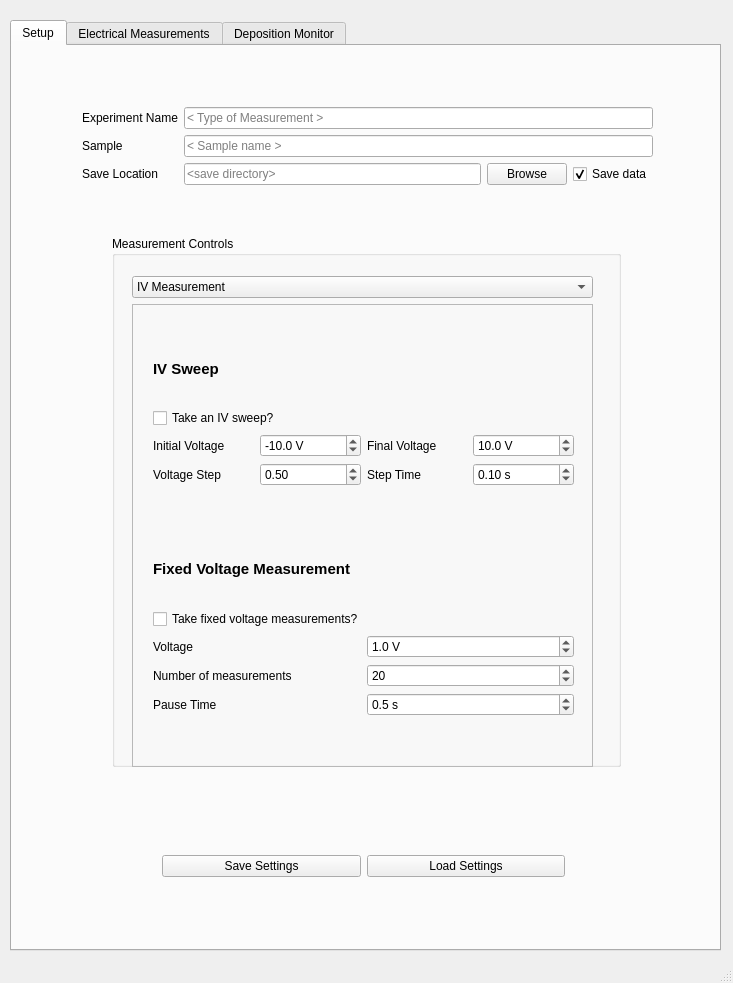
Above: src/transistor_tools_GUI.ui from AFMD/conductivity-K2400 before the change. Below: the same form after it.
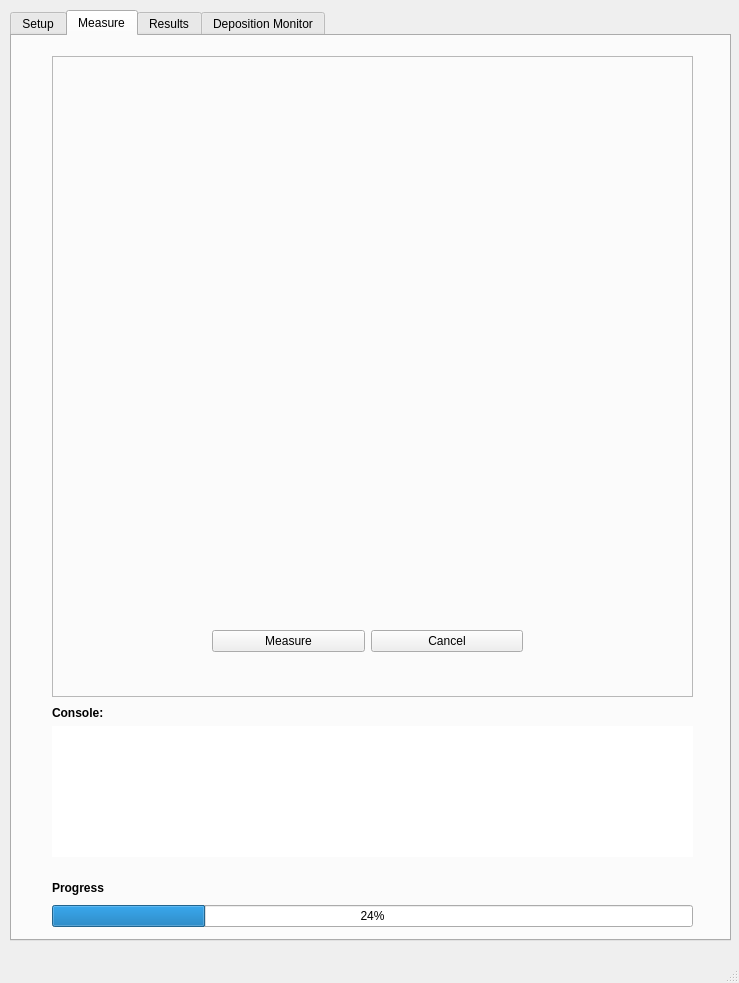
That is the form after the change. The open tabs and pages were chosen to show the change. Icons and pictures are not drawn. Custom widgets are drawn as their Qt base class.

What changed in the file:
```diff
--- a/src/transistor_tools_GUI.ui
+++ b/src/transistor_tools_GUI.ui
@@ -6,7 +6,7 @@
    <rect>
     <x>0</x>
     <y>0</y>
-    <width>733</width>
+    <width>739</width>
     <height>983</height>
    </rect>
   </property>
@@ -18,8 +18,8 @@
     <property name="geometry">
      <rect>
       <x>10</x>
-      <y>20</y>
-      <width>711</width>
+      <y>10</y>
+      <width>721</width>
       <height>931</height>
      </rect>
     </property>
@@ -36,7 +36,7 @@
         <x>100</x>
         <y>190</y>
         <width>509</width>
-        <height>531</height>
+        <height>641</height>
        </rect>
       </property>
       <property name="title">
@@ -48,7 +48,7 @@
          <x>20</x>
          <y>40</y>
          <width>461</width>
-         <height>491</height>
+         <height>591</height>
         </rect>
        </property>
        <layout class="QVBoxLayout" name="verticalLayout">
@@ -98,7 +98,7 @@
             <property name="geometry">
              <rect>
               <x>20</x>
-              <y>230</y>
+              <y>180</y>
               <width>421</width>
               <height>181</height>
              </rect>
@@ -216,7 +216,7 @@
             <property name="geometry">
              <rect>
               <x>20</x>
-              <y>30</y>
+              <y>20</y>
               <width>421</width>
               <height>151</height>
              </rect>
@@ -884,7 +884,7 @@
       <property name="geometry">
        <rect>
         <x>150</x>
-        <y>800</y>
+        <y>840</y>
         <width>403</width>
         <height>41</height>
        </rect>
@@ -916,9 +916,744 @@
      <zorder>horizontalLayoutWidget</zorder>
      <zorder>groupBox</zorder>
     </widget>
+    <widget class="QWidget" name="tab_4">
+     <attribute name="title">
+      <string>Measure</string>
+     </attribute>
+     <widget class="QWidget" name="verticalLayoutWidget_11">
+      <property name="geometry">
+       <rect>
+        <x>40</x>
+        <y>840</y>
+        <width>641</width>
+        <height>51</height>
+       </rect>
+      </property>
+      <layout class="QVBoxLayout" name="verticalLayout_9">
+       <item>
+        <widget class="QLabel" name="label_27">
+         <property name="font">
+          <font>
+           <weight>75</weight>
+           <bold>true</bold>
+          </font>
+         </property>
+         <property name="text">
+          <string>Progress</string>
+         </property>
+        </widget>
+       </item>
+       <item>
+        <widget class="QProgressBar" name="progressBar">
+         <property name="accessibleName">
+          <string>transistor_progress</string>
+         </property>
+         <property name="value">
+          <number>24</number>
+         </property>
+        </widget>
+       </item>
+      </layout>
+     </widget>
+     <widget class="QFrame" name="frame">
+      <property name="geometry">
+       <rect>
+        <x>40</x>
+        <y>20</y>
+        <width>641</width>
+        <height>641</height>
+       </rect>
+      </property>
+      <property name="frameShape">
+       <enum>QFrame::StyledPanel</enum>
+      </property>
+      <property name="frameShadow">
+       <enum>QFrame::Raised</enum>
+      </property>
+      <widget class="QLabel" name="OFET_label">
+       <property name="geometry">
+        <rect>
+         <x>0</x>
+         <y>0</y>
+         <width>641</width>
+         <height>641</height>
+        </rect>
+       </property>
+       <property name="accessibleName">
+        <string>OFET_label</string>
+       </property>
+       <property name="text">
+        <string/>
+       </property>
+       <property name="pixmap">
+        <pixmap>OFET_layout.jpg</pixmap>
+       </property>
+      </widget>
+      <widget class="QPushButton" name="OFET_20_1">
+       <property name="geometry">
+        <rect>
+         <x>100</x>
+         <y>100</y>
+         <width>101</width>
+         <height>91</height>
+        </rect>
+       </property>
+       <property name="toolTip">
+        <string>CLICK TO MEASURE</string>
+       </property>
+       <property name="accessibleName">
+        <string>OFET_20_1</string>
+       </property>
+       <property name="autoFillBackground">
+        <bool>false</bool>
+       </property>
+       <property name="checkable">
+        <bool>true</bool>
+       </property>
+       <property name="checked">
+        <bool>false</bool>
+       </property>
+       <property name="autoExclusive">
+        <bool>true</bool>
+       </property>
+       <property name="autoDefault">
+        <bool>false</bool>
+       </property>
+       <property name="default">
+        <bool>false</bool>
+       </property>
+       <property name="flat">
+        <bool>true</bool>
+       </property>
+      </widget>
+      <widget class="QPushButton" name="OFET_20_2">
+       <property name="geometry">
+        <rect>
+         <x>210</x>
+         <y>100</y>
+         <width>101</width>
+         <height>91</height>
+        </rect>
+       </property>
+       <property name="toolTip">
+        <string>CLICK TO MEASURE</string>
+       </property>
+       <property name="accessibleName">
+        <string>OFET_20_2</string>
+       </property>
+       <property name="autoFillBackground">
+        <bool>false</bool>
+       </property>
+       <property name="checkable">
+        <bool>true</bool>
+       </property>
+       <property name="checked">
+        <bool>false</bool>
+       </property>
+       <property name="autoExclusive">
+        <bool>true</bool>
+       </property>
+       <property name="autoDefault">
+        <bool>false</bool>
+       </property>
+       <property name="default">
+        <bool>false</bool>
+       </property>
+       <property name="flat">
+        <bool>true</bool>
+       </property>
+      </widget>
+      <widget class="QPushButton" name="OFET_20_3">
+       <property name="geometry">
+        <rect>
+         <x>100</x>
+         <y>220</y>
+         <width>101</width>
+         <height>91</height>
+        </rect>
+       </property>
+       <property name="toolTip">
+        <string>CLICK TO MEASURE</string>
+       </property>
+       <property name="accessibleName">
+        <string>OFET_20_3</string>
+       </property>
+       <property name="autoFillBackground">
+        <bool>false</bool>
+       </property>
+       <property name="checkable">
+        <bool>true</bool>
+       </property>
+       <property name="checked">
+        <bool>false</bool>
+       </property>
+       <property name="autoExclusive">
+        <bool>true</bool>
+       </property>
+       <property name="autoDefault">
+        <bool>false</bool>
+       </property>
+       <property name="default">
+        <bool>false</bool>
+       </property>
+       <property name="flat">
+        <bool>true</bool>
+       </property>
+      </widget>
+      <widget class="QPushButton" name="OFET_20_4">
+       <property name="geometry">
+        <rect>
+         <x>210</x>
+         <y>220</y>
+         <width>101</width>
+         <height>91</height>
+        </rect>
+       </property>
+       <property name="toolTip">
+        <string>CLICK TO MEASURE</string>
+       </property>
+       <property name="accessibleName">
+        <string>OFET_20_4</string>
+       </property>
+       <property name="autoFillBackground">
+        <bool>false</bool>
+       </property>
+       <property name="checkable">
+        <bool>true</bool>
+       </property>
+       <property name="checked">
+        <bool>false</bool>
+       </property>
+       <property name="autoExclusive">
+        <bool>true</bool>
+       </property>
+       <property name="autoDefault">
+        <bool>false</bool>
+       </property>
+       <property name="default">
+        <bool>false</bool>
+       </property>
+       <property name="flat">
+        <bool>true</bool>
+       </property>
+      </widget>
+      <widget class="QWidget" name="horizontalLayoutWidget_3">
+       <property name="geometry">
+        <rect>
+         <x>160</x>
+         <y>560</y>
+         <width>311</width>
+         <height>51</height>
+        </rect>
+       </property>
+       <layout class="QHBoxLayout" name="horizontalLayout_3">
+        <item>
+         <widget class="QPushButton" name="pushButton_cond_start">
+          <property name="text">
+           <string>Measure</string>
+          </property>
+         </widget>
+        </item>
+        <item>
+         <widget class="QPushButton" name="pushButton_cond_stop">
+          <property name="text">
+           <string>Cancel</string>
+          </property>
+         </widget>
+        </item>
+       </layout>
+      </widget>
+      <widget class="QPushButton" name="OFET_10_1">
+       <property name="geometry">
+        <rect>
+         <x>330</x>
+         <y>100</y>
+         <width>101</width>
+         <height>91</height>
+        </rect>
+       </property>
+       <property name="toolTip">
+        <string>CLICK TO MEASURE</string>
+       </property>
+       <property name="accessibleName">
+        <string>OFET_10_1</string>
+       </property>
+       <property name="autoFillBackground">
+        <bool>false</bool>
+       </property>
+       <property name="checkable">
+        <bool>true</bool>
+       </property>
+       <property name="checked">
+        <bool>false</bool>
+       </property>
+       <property name="autoExclusive">
+        <bool>true</bool>
+       </property>
+       <property name="autoDefault">
+        <bool>false</bool>
+       </property>
+       <property name="default">
+        <bool>false</bool>
+       </property>
+       <property name="flat">
+        <bool>true</bool>
+       </property>
+      </widget>
+      <widget class="QPushButton" name="OFET_10_2">
+       <property name="geometry">
+        <rect>
+         <x>440</x>
+         <y>100</y>
+         <width>101</width>
+         <height>91</height>
+        </rect>
+       </property>
+       <property name="toolTip">
+        <string>CLICK TO MEASURE</string>
+       </property>
+       <property name="accessibleName">
+        <string>OFET_10_2</string>
+       </property>
+       <property name="autoFillBackground">
+        <bool>false</bool>
+       </property>
+       <property name="checkable">
+        <bool>true</bool>
+       </property>
+       <property name="checked">
+        <bool>false</bool>
+       </property>
+       <property name="autoExclusive">
+        <bool>true</bool>
+       </property>
+       <property name="autoDefault">
+        <bool>false</bool>
+       </property>
+       <property name="default">
+        <bool>false</bool>
+       </property>
+       <property name="flat">
+        <bool>true</bool>
+       </property>
+      </widget>
+      <widget class="QPushButton" name="OFET_10_3">
+       <property name="geometry">
+        <rect>
+         <x>330</x>
+         <y>220</y>
+         <width>101</width>
+         <height>91</height>
+        </rect>
+       </property>
+       <property name="toolTip">
+        <string>CLICK TO MEASURE</string>
+       </property>
+       <property name="accessibleName">
+        <string>OFET_10_3</string>
+       </property>
+       <property name="autoFillBackground">
+        <bool>false</bool>
+       </property>
+       <property name="checkable">
+        <bool>true</bool>
+       </property>
+       <property name="checked">
+        <bool>false</bool>
+       </property>
+       <property name="autoExclusive">
+        <bool>true</bool>
+       </property>
+       <property name="autoDefault">
+        <bool>false</bool>
+       </property>
+       <property name="default">
+        <bool>false</bool>
+       </property>
+       <property name="flat">
+        <bool>true</bool>
+       </property>
+      </widget>
+      <widget class="QPushButton" name="OFET_10_4">
+       <property name="geometry">
+        <rect>
+         <x>440</x>
+         <y>220</y>
+         <width>101</width>
+         <height>91</height>
+        </rect>
+       </property>
+       <property name="toolTip">
+        <string>CLICK TO MEASURE</string>
+       </property>
+       <property name="accessibleName">
+        <string>OFET_10_4</string>
+       </property>
+       <property name="autoFillBackground">
+        <bool>false</bool>
+       </property>
+       <property name="checkable">
+        <bool>true</bool>
+       </property>
+       <property name="checked">
+        <bool>false</bool>
+       </property>
+       <property name="autoExclusive">
+        <bool>true</bool>
+       </property>
+       <property name="autoDefault">
+        <bool>false</bool>
+       </property>
+       <property name="default">
+        <bool>false</bool>
+       </property>
+       <property name="flat">
+        <bool>true</bool>
+       </property>
+      </widget>
+      <widget class="QPushButton" name="OFET_5_1">
+       <property name="geometry">
+        <rect>
+         <x>330</x>
+         <y>330</y>
+         <width>101</width>
+         <height>91</height>
+        </rect>
+       </property>
+       <property name="toolTip">
+        <string>CLICK TO MEASURE</string>
+       </property>
+       <property name="accessibleName">
+        <string>OFET_5_1</string>
+       </property>
+       <property name="autoFillBackground">
+        <bool>false</bool>
+       </property>
+       <property name="checkable">
+        <bool>true</bool>
+       </property>
+       <property name="checked">
+        <bool>false</bool>
+       </property>
+       <property name="autoExclusive">
+        <bool>true</bool>
+       </property>
+       <property name="autoDefault">
+        <bool>false</bool>
+       </property>
+       <property name="default">
+        <bool>false</bool>
+       </property>
+       <property name="flat">
+        <bool>true</bool>
+       </property>
+      </widget>
+      <widget class="QPushButton" name="OFET_5_2">
+       <property name="geometry">
+        <rect>
+         <x>440</x>
+         <y>330</y>
+         <width>101</width>
+         <height>91</height>
+        </rect>
+       </property>
+       <property name="toolTip">
+        <string>CLICK TO MEASURE</string>
+       </property>
+       <property name="accessibleName">
+        <string>OFET_5_2</string>
+       </property>
+       <property name="autoFillBackground">
+        <bool>false</bool>
+       </property>
+       <property name="checkable">
+        <bool>true</bool>
+       </property>
+       <property name="checked">
+        <bool>false</bool>
+       </property>
+       <property name="autoExclusive">
+        <bool>true</bool>
+       </property>
+       <property name="autoDefault">
+        <bool>false</bool>
+       </property>
+       <property name="default">
+        <bool>false</bool>
+       </property>
+       <property name="flat">
+        <bool>true</bool>
+       </property>
+      </widget>
+      <widget class="QPushButton" name="OFET_5_3">
+       <property name="geometry">
+        <rect>
+         <x>330</x>
+         <y>450</y>
+         <width>101</width>
+         <height>91</height>
+        </rect>
+       </property>
+       <property name="toolTip">
+        <string>CLICK TO MEASURE</string>
+       </property>
+       <property name="accessibleName">
+        <string>OFET_5_3</string>
+       </property>
+       <property name="autoFillBackground">
+        <bool>false</bool>
+       </property>
+       <property name="checkable">
+        <bool>true</bool>
+       </property>
+       <property name="checked">
+        <bool>false</bool>
+       </property>
+       <property name="autoExclusive">
+        <bool>true</bool>
+       </property>
+       <property name="autoDefault">
+        <bool>false</bool>
+       </property>
+       <property name="default">
+        <bool>false</bool>
+       </property>
+       <property name="flat">
+        <bool>true</bool>
+       </property>
+      </widget>
+      <widget class="QPushButton" name="OFET_5_4">
+       <property name="geometry">
+        <rect>
+         <x>440</x>
+         <y>450</y>
+         <width>101</width>
+         <height>91</height>
+        </rect>
+       </property>
+       <property name="toolTip">
+        <string>CLICK TO MEASURE</string>
+       </property>
+       <property name="accessibleName">
+        <string>OFET_5_4</string>
+       </property>
+       <property name="autoFillBackground">
+        <bool>false</bool>
+       </property>
+       <property name="checkable">
+        <bool>true</bool>
+       </property>
+       <property name="checked">
+        <bool>false</bool>
+       </property>
+       <property name="autoExclusive">
+        <bool>true</bool>
+       </property>
+       <property name="autoDefault">
+        <bool>false</bool>
+       </property>
+       <property name="default">
+        <bool>false</bool>
+       </property>
+       <property name="flat">
+        <bool>true</bool>
+       </property>
+      </widget>
+      <widget class="QPushButton" name="OFET_2p5_1">
+       <property name="geometry">
+        <rect>
+         <x>100</x>
+         <y>330</y>
+         <width>101</width>
+         <height>91</height>
+        </rect>
+       </property>
+       <property name="toolTip">
+        <string>CLICK TO MEASURE</string>
+       </property>
+       <property name="accessibleName">
+        <string>OFET_2p5_1</string>
+       </property>
+       <property name="autoFillBackground">
+        <bool>false</bool>
+       </property>
+       <property name="checkable">
+        <bool>true</bool>
+       </property>
+       <property name="checked">
+        <bool>false</bool>
+       </property>
+       <property name="autoExclusive">
+        <bool>true</bool>
+       </property>
+       <property name="autoDefault">
+        <bool>false</bool>
+       </property>
+       <property name="default">
+        <bool>false</bool>
+       </property>
+       <property name="flat">
+        <bool>true</bool>
+       </property>
+      </widget>
+      <widget class="QPushButton" name="OFET_2p5_2">
+       <property name="geometry">
+        <rect>
+         <x>210</x>
+         <y>330</y>
+         <width>101</width>
+         <height>91</height>
+        </rect>
+       </property>
+       <property name="toolTip">
+        <string>CLICK TO MEASURE</string>
+       </property>
+       <property name="accessibleName">
+        <string>OFET_2p5_2</string>
+       </property>
+       <property name="autoFillBackground">
+        <bool>false</bool>
+       </property>
+       <property name="checkable">
+        <bool>true</bool>
+       </property>
+       <property name="checked">
+        <bool>false</bool>
+       </property>
+       <property name="autoExclusive">
+        <bool>true</bool>
+       </property>
+       <property name="autoDefault">
+        <bool>false</bool>
+       </property>
+       <property name="default">
+        <bool>false</bool>
+       </property>
+       <property name="flat">
+        <bool>true</bool>
+       </property>
+      </widget>
+      <widget class="QPushButton" name="OFET_2p5_3">
+       <property name="geometry">
+        <rect>
+         <x>100</x>
+         <y>450</y>
+         <width>101</width>
+         <height>91</height>
+        </rect>
+       </property>
+       <property name="toolTip">
+        <string>CLICK TO MEASURE</string>
+       </property>
+       <property name="accessibleName">
+        <string>OFET_2p5_3</string>
+       </property>
+       <property name="autoFillBackground">
+        <bool>false</bool>
+       </property>
+       <property name="checkable">
+        <bool>true</bool>
+       </property>
+       <property name="checked">
+        <bool>false</bool>
+       </property>
+       <property name="autoExclusive">
+        <bool>true</bool>
+       </property>
+       <property name="autoDefault">
+        <bool>false</bool>
+       </property>
+       <property name="default">
+        <bool>false</bool>
+       </property>
+       <property name="flat">
+        <bool>true</bool>
+       </property>
+      </widget>
+      <widget class="QPushButton" name="OFET_2p5_4">
+       <property name="geometry">
+        <rect>
+         <x>210</x>
+         <y>450</y>
+         <width>101</width>
+         <height>91</height>
+        </rect>
+       </property>
+       <property name="toolTip">
+        <string>CLICK TO MEASURE</string>
+       </property>
+       <property name="accessibleName">
+        <string>OFET_2p5_4</string>
+       </property>
+       <property name="autoFillBackground">
+        <bool>false</bool>
+       </property>
+       <property name="checkable">
+        <bool>true</bool>
+       </property>
+       <property name="checked">
+        <bool>false</bool>
+       </property>
+       <property name="autoExclusive">
+        <bool>true</bool>
+       </property>
+       <property name="autoDefault">
+        <bool>false</bool>
+       </property>
+       <property name="default">
+        <bool>false</bool>
+       </property>
+       <property name="flat">
+        <bool>true</bool>
+       </property>
+      </widget>
+     </widget>
+     <widget class="QWidget" name="verticalLayoutWidget_12">
+      <property name="geometry">
+       <rect>
+        <x>40</x>
+        <y>670</y>
+        <width>641</width>
+        <height>151</height>
+       </rect>
+      </property>
+      <layout class="QVBoxLayout" name="verticalLayout_10">
+       <item>
+        <widget class="QLabel" name="label_30">
+         <property name="font">
+          <font>
+           <weight>75</weight>
+           <bold>true</bold>
+          </font>
+         </property>
+         <property name="text">
+          <string>Console:</string>
+         </property>
+        </widget>
+       </item>
+       <item>
+        <widget class="QPlainTextEdit" name="plainTextEdit_3">
+         <property name="font">
+          <font>
+           <pointsize>9</pointsize>
+           <weight>50</weight>
+           <bold>false</bold>
+          </font>
+         </property>
+         <property name="focusPolicy">
+          <enum>Qt::WheelFocus</enum>
+         </property>
+         <property name="frameShape">
+          <enum>QFrame::NoFrame</enum>
+         </property>
+        </widget>
+       </item>
+      </layout>
+     </widget>
+    </widget>
     <widget class="QWidget" name="tab_2">
      <attribute name="title">
-      <string>Electrical Measurements</string>
+      <string>Results</string>
      </attribute>
      <widget class="QWidget" name="verticalLayoutWidget">
       <property name="geometry">
```
Left out of the diff: 90 changed lines with no effect on the pictures.
